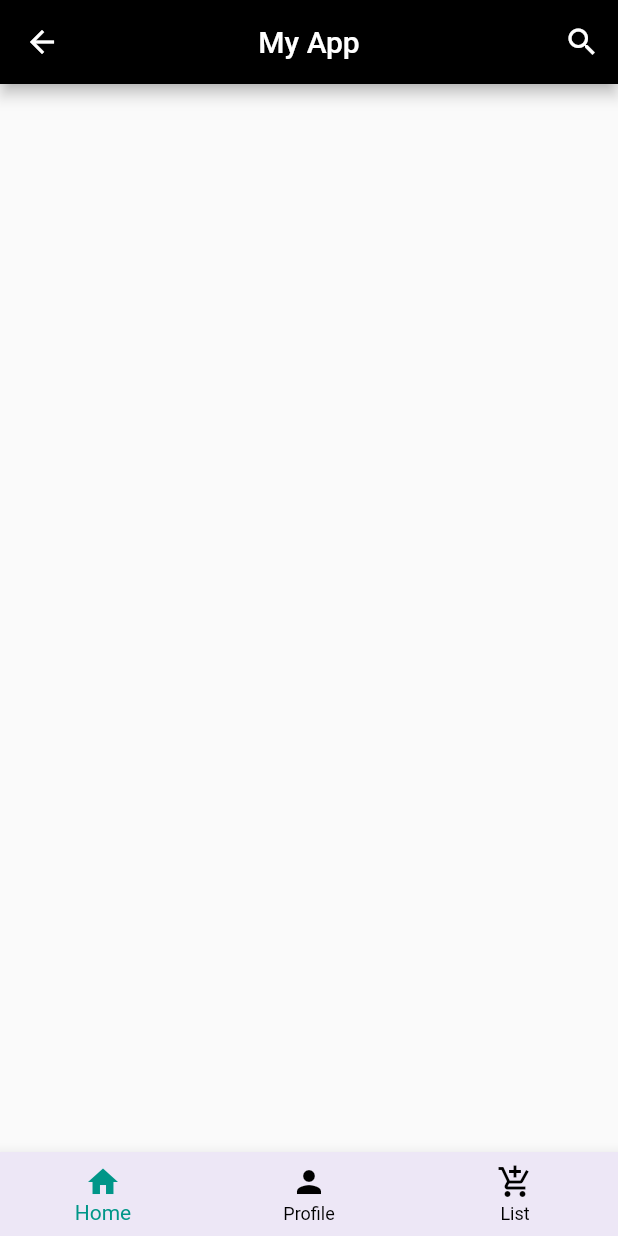
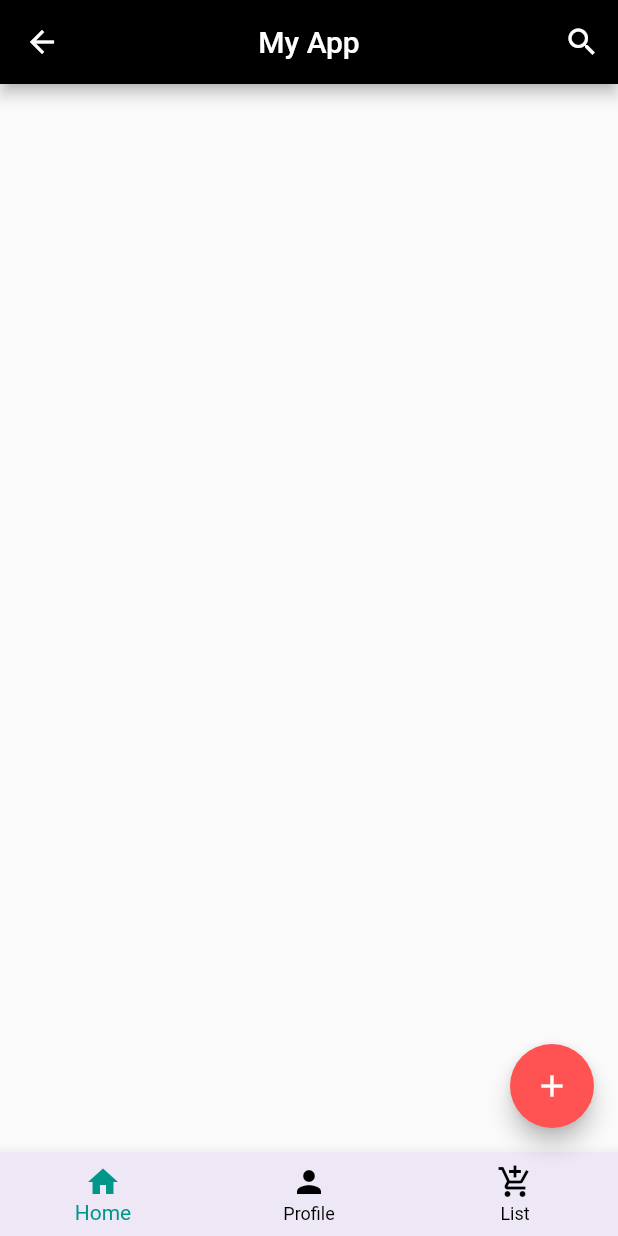
Before and after one commit to AnanyaSamanta09/flutter_widgets, a Flutter app: the screen it shows after launch, on a phone screen of 412 x 824 dp. Run offline on Flutter 3.47's test engine with Material 2 defaults, Android fonts, the phone set to English and light mode, and no system bars.

Commit message:
floatingActionButton

```diff
--- a/lib/screens/row_widget.dart
+++ b/lib/screens/row_widget.dart
@@ -7,6 +7,7 @@ class RowWidget extends StatefulWidget {
 }
 
 class _RowWidgetState extends State<RowWidget> {
+  //NOTE : selectedIndex=0 means it will start from 0th index,i.e., Home
   int selectedIndex=0;
 
   @override
@@ -45,15 +46,13 @@ class _RowWidgetState extends State<RowWidget> {
                 })
           ],
           backgroundColor: Colors.black),
-      // body: Row(
-      //   crossAxisAlignment: CrossAxisAlignment.end,
-      //   mainAxisAlignment: MainAxisAlignment.spaceAround,
-      //   children: [
-      //     Text('Ananya',style: TextStyle(fontSize: 20),),
-      //     Container(height: 150,width: 60,color: Colors.blue,),
-      //     Text('Aperna',style: TextStyle(fontSize: 20)),
-      //   ],
-      // ),
+      floatingActionButton: FloatingActionButton(
+        backgroundColor: Colors.redAccent,
+        onPressed: () {
+        print('Button Pressed');
+        },
+        child: Icon(Icons.add),
+      ),
     );
   }
 }
```
